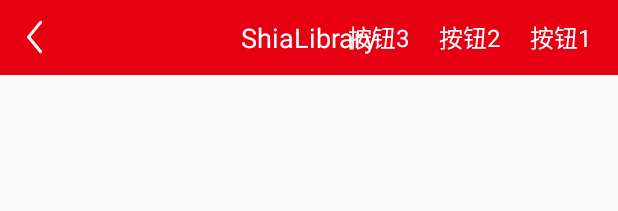
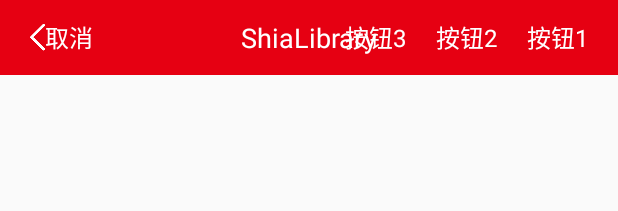
Before and after one commit to fztanga/ShiaLibrary, an Android app: the layout shia_layout_title.xml on its own in the app's theme, with its tools: preview values and no code run, on a phone screen of 412 x 824 dp. Shown: the top 211 px of the screen. Run offline under Robolectric (Android 15) with nearby library versions, the phone set to English and light mode, and no system bars.

Commit message:
title bug

```diff
--- a/library/build.gradle
+++ b/library/build.gradle
@@ -1,7 +1,7 @@
 apply plugin: 'com.android.library'
 apply plugin: 'com.novoda.bintray-release'
 
-version = "1.1.4"
+version = "1.1.5"
 
 android {
     compileSdkVersion 25
@@ -61,7 +61,7 @@ publish {
     userOrg = 'hy3112'
     groupId = 'com.github.hy3112'
     artifactId = 'shia-library'
-    publishVersion = '1.1.4'
+    publishVersion = '1.1.5'
     desc = 'It is a library for Android.'
     website = 'https://github.com/hy3112/ShiaLibrary'
 }
--- a/library/src/main/res/layout/shia_layout_title.xml
+++ b/library/src/main/res/layout/shia_layout_title.xml
@@ -3,21 +3,27 @@
                 xmlns:tools="http://schemas.android.com/tools"
                 android:layout_width="match_parent"
                 android:layout_height="@dimen/title_bar_height"
+                android:paddingLeft="@dimen/title_bar_button_padding_left_right"
+                android:paddingRight="@dimen/title_bar_button_padding_left_right"
                 android:background="@color/colorPrimary">
     <LinearLayout android:id="@+id/txt_back_layout"
                   android:layout_width="wrap_content"
                   android:layout_height="match_parent"
                   android:layout_centerVertical="true"
-                  android:paddingLeft="@dimen/title_bar_margin_left_right"
+                  android:paddingLeft="@dimen/title_bar_button_padding_left_right"
                   android:paddingRight="@dimen/title_bar_button_padding_left_right"
                   android:gravity="center_vertical"
                   android:orientation="horizontal">
+        <ImageView android:id="@+id/img_back"
+                   android:layout_width="wrap_content"
+                   android:layout_height="wrap_content"
+                   android:src="@drawable/ic_avigation"/>
         <TextView android:id="@+id/txt_back"
                   android:layout_width="wrap_content"
                   android:layout_height="wrap_content"
                   android:textSize="@dimen/title_bar_button_size"
                   android:textColor="@android:color/white"
-                  android:background="@drawable/ic_avigation"/>
+                  tools:text="取消"/>
     </LinearLayout>
 
     <TextView android:id="@id/title"
@@ -41,6 +47,9 @@
                       android:gravity="center"
                       android:paddingLeft="@dimen/title_bar_button_padding_left_right"
                       android:paddingRight="@dimen/title_bar_button_padding_left_right">
+            <ImageView android:id="@+id/img_more3"
+                       android:layout_width="wrap_content"
+                       android:layout_height="wrap_content"/>
             <TextView android:id="@+id/txt_more3"
                       android:layout_width="wrap_content"
                       android:layout_height="wrap_content"
@@ -54,6 +63,9 @@
                       android:gravity="center"
                       android:paddingLeft="@dimen/title_bar_button_padding_left_right"
                       android:paddingRight="@dimen/title_bar_button_padding_left_right">
+            <ImageView android:id="@+id/img_more2"
+                       android:layout_width="wrap_content"
+                       android:layout_height="wrap_content"/>
             <TextView android:id="@+id/txt_more2"
                       android:layout_width="wrap_content"
                       android:layout_height="wrap_content"
@@ -66,7 +78,10 @@
                       android:layout_height="match_parent"
                       android:gravity="center"
                       android:paddingLeft="@dimen/title_bar_button_padding_left_right"
-                      android:paddingRight="@dimen/title_bar_margin_left_right">
+                      android:paddingRight="@dimen/title_bar_button_padding_left_right">
+            <ImageView android:id="@+id/img_more1"
+                       android:layout_width="wrap_content"
+                       android:layout_height="wrap_content"/>
             <TextView android:id="@+id/txt_more1"
                       android:layout_width="wrap_content"
                       android:layout_height="wrap_content"
--- a/library/src/main/res/values/dimens.xml
+++ b/library/src/main/res/values/dimens.xml
@@ -3,6 +3,5 @@
 	<dimen name="title_bar_height">50dp</dimen>
 	<dimen name="title_bar_title_size">18sp</dimen>
 	<dimen name="title_bar_button_size">16sp</dimen>
-	<dimen name="title_bar_margin_left_right">18dp</dimen>
 	<dimen name="title_bar_button_padding_left_right">10dp</dimen>
 </resources>
```
Also changed, not shown: library/src/main/java/com/shia/library/widget/Titlebar.java (+12 -4 lines).
